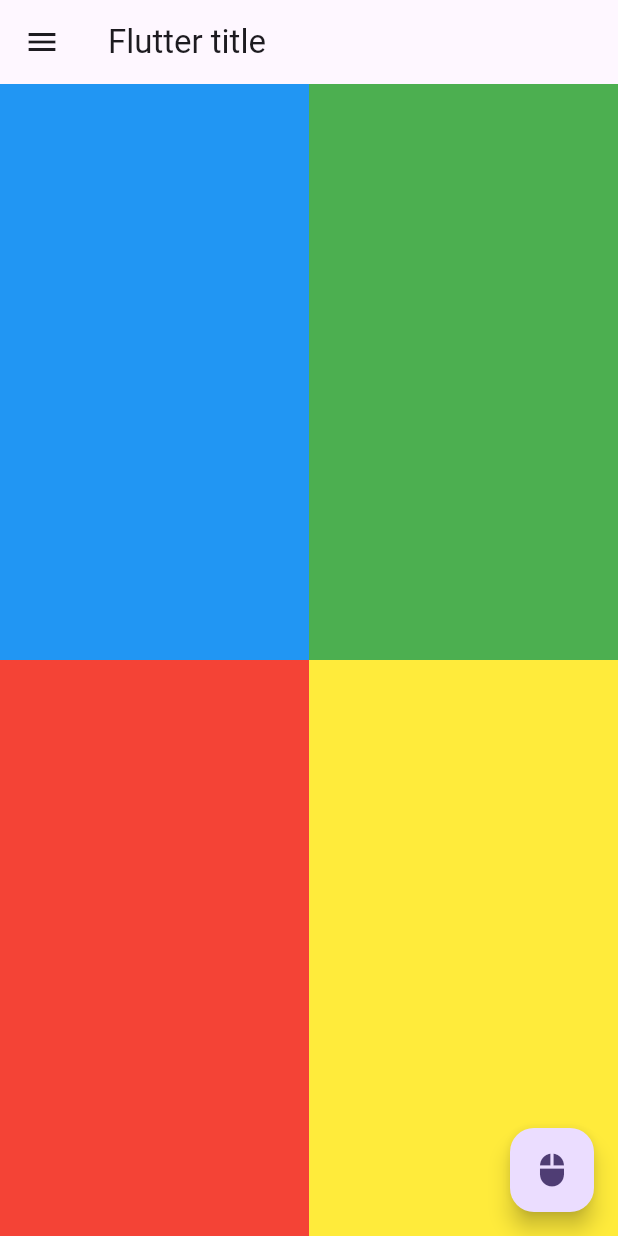
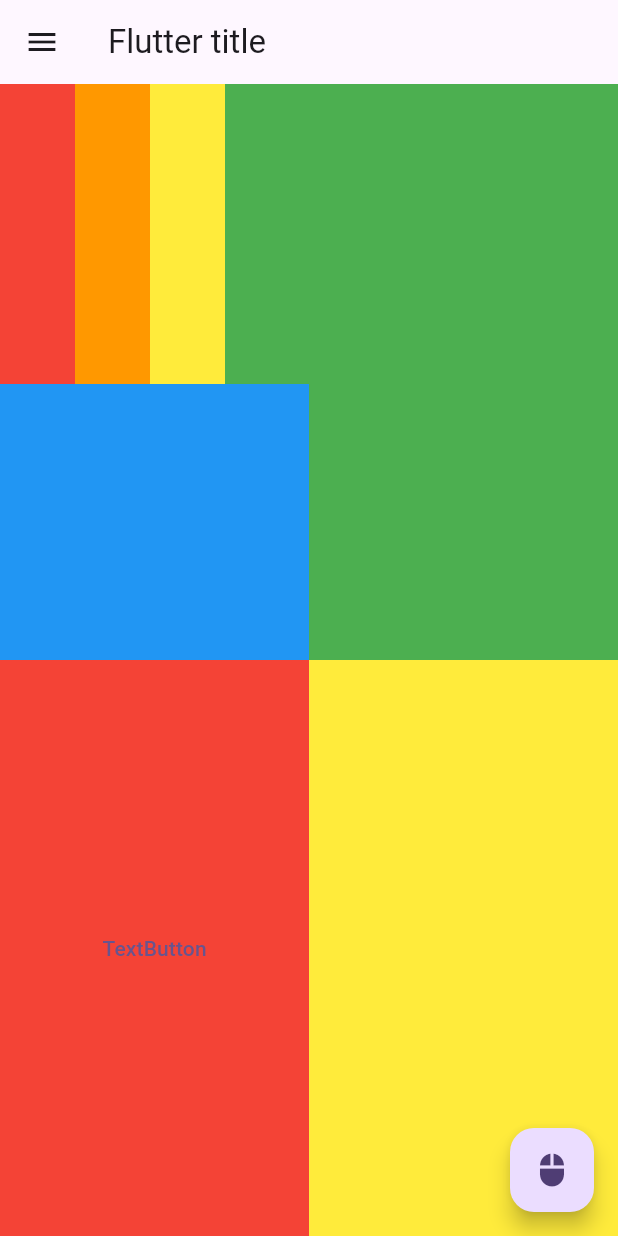
Before and after one commit to Aiden-ee/flutter_practice, a Flutter app: the screen it shows after launch, on a phone screen of 412 x 824 dp. Run offline on Flutter 3.47's test engine with Material 3 defaults, Android fonts, the phone set to English and light mode, and no system bars.

Commit message:
chatper3,4

```diff
--- a/lib/main.dart
+++ b/lib/main.dart
@@ -78,21 +78,57 @@ class _MyHomePageState extends State<MyHomePage> {
                   width: MediaQuery.of(context).size.width * 0.5,
                   height: (MediaQuery.of(context).size.height - 56) * 0.5, //Appbar 높이 뺀것..
                   color: Colors.blue,
+                  child: Stack(
+                    children: [
+                      Container(
+                        width: 200,
+                        height: 200,
+                        color: Colors.red,
+                      ),
+                      Container(
+                        width: 200,
+                        height: 200,
+                        color: Colors.orange,
+                        margin: const EdgeInsets.only(left: 50),
+                      ),
+                      Container(
+                        width: 200,
+                        height: 200,
+                        color: Colors.yellow,
+                        margin: const EdgeInsets.only(left: 100),
+                      ),
+                      Container(
+                        width: 200,
+                        height: 200,
+                        color: Colors.green,
+                        margin: const EdgeInsets.only(left: 150),
+                      ),
+                    ],
+                  ),
                 ),
                 Container(
                   width: MediaQuery.of(context).size.width * 0.5,
                   height: (MediaQuery.of(context).size.height - 56) * 0.5,
                   color: Colors.red,
+                  child: Center(
+                    child: TextButton(
+                      onPressed: () => print("textButton clicked"),
+                      child: const Text("TextButton"),
+                    ),
+                  )
                 ),
               ],
             ),
             Column(
               mainAxisAlignment: MainAxisAlignment.center,
               children: [
-                Container(
-                  width: MediaQuery.of(context).size.width * 0.5,
-                  height: (MediaQuery.of(context).size.height - 56) * 0.5,
-                  color: Colors.green,
+                GestureDetector(
+                  onTap: () => print('GestureDetected'),
+                  child: Container(
+                    width: MediaQuery.of(context).size.width * 0.5,
+                    height: (MediaQuery.of(context).size.height - 56) * 0.5,
+                    color: Colors.green,
+                  ),
                 ),
                 Container(
                   width: MediaQuery.of(context).size.width * 0.5,
```
